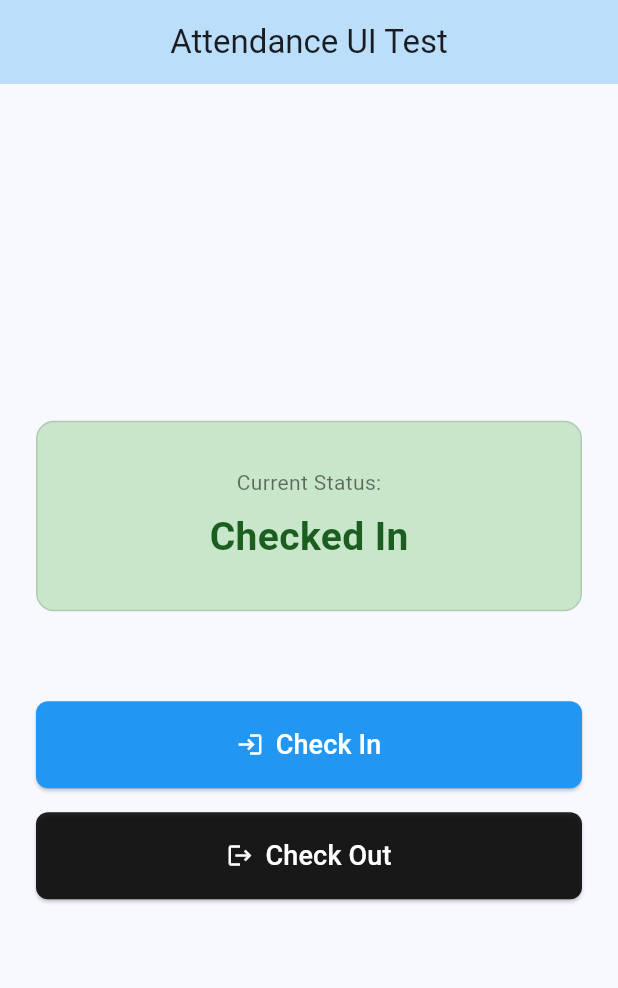
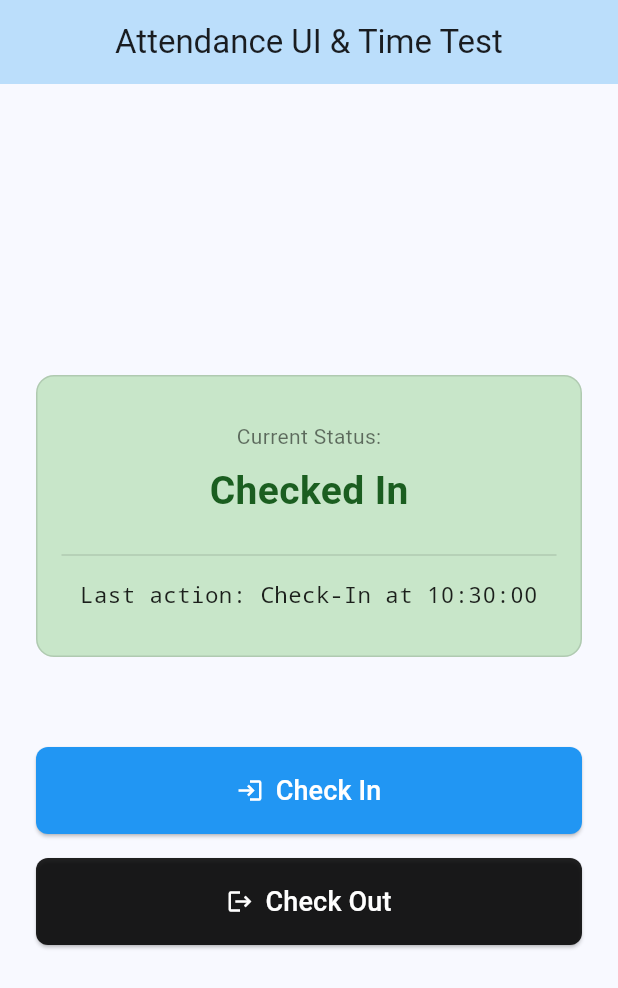
Before and after one commit to RizwanBuhari/smartattendance, a Flutter app: the screen it shows after launch, after a tap on "Check In", on a phone screen of 412 x 824 dp. Shown: the top 988 px of the screen. Run offline on Flutter 3.47's test engine with Material 3 defaults, Android fonts, the phone set to English and light mode, and no system bars.

Commit message:
timestamp added

```diff
--- a/mobile/lib/main.dart
+++ b/mobile/lib/main.dart
@@ -11,7 +11,7 @@ class SmartAttendanceUIApp extends StatelessWidget {
   Widget build(BuildContext context) {
     return MaterialApp(
       debugShowCheckedModeBanner: false,
-      title: 'UI Test 1',
+      title: 'UI Test 1 + Timestamps',
       theme: ThemeData(
         colorScheme: ColorScheme.fromSeed(seedColor: Colors.blue),
         useMaterial3: true,
@@ -29,22 +29,37 @@ class AttendanceScreen extends StatefulWidget {
 }
 
 class _AttendanceScreenState extends State<AttendanceScreen> {
-  // Local state tracker
+  // Local state trackers
   String _currentStatus = "Not Checked In";
+  String _timestampMessage = "No history recorded yet.";
   Color _statusColor = Colors.grey.shade200;
   Color _textColor = Colors.black87;
 
+  // Helper function to format the time neatly (HH:MM:SS)
+  String _getFormattedTime() {
+    final DateTime now = DateTime.now();
+    // Padding numbers to always display 2 digits (e.g., 09 instead of 9)
+    final String hour = now.hour.toString().padLeft(2, '0');
+    final String minute = now.minute.toString().padLeft(2, '0');
+    final String second = now.second.toString().padLeft(2, '0');
+    return "$hour:$minute:$second";
+  }
+
   void _handleCheckIn() {
+    final String currentTime = _getFormattedTime();
     setState(() {
       _currentStatus = "Checked In";
+      _timestampMessage = "Last action: Check-In at $currentTime";
       _statusColor = Colors.green.shade100;
       _textColor = Colors.green.shade900;
     });
   }
 
   void _handleCheckOut() {
+    final String currentTime = _getFormattedTime();
     setState(() {
       _currentStatus = "Checked Out";
+      _timestampMessage = "Last action: Check-Out at $currentTime";
       _statusColor = Colors.red.shade100;
       _textColor = Colors.red.shade900;
     });
@@ -54,7 +69,7 @@ class _AttendanceScreenState extends State<AttendanceScreen> {
   Widget build(BuildContext context) {
     return Scaffold(
       appBar: AppBar(
-        title: const Text('Attendance UI Test'),
+        title: const Text('Attendance UI & Time Test'),
         centerTitle: true,
         backgroundColor: Colors.blue.shade100,
       ),
@@ -64,7 +79,7 @@ class _AttendanceScreenState extends State<AttendanceScreen> {
           mainAxisAlignment: MainAxisAlignment.center,
           crossAxisAlignment: CrossAxisAlignment.stretch,
           children: [
-            // Status Card Box
+            // Status & Timestamp Card Box
             Container(
               padding: const EdgeInsets.symmetric(vertical: 30, horizontal: 16),
               decoration: BoxDecoration(
@@ -86,6 +101,20 @@ class _AttendanceScreenState extends State<AttendanceScreen> {
                       fontWeight: FontWeight.bold,
                       color: _textColor,
                     ),
+                  ),
+                  const SizedBox(height: 16),
+                  // New Timestamp Visual Box
+                  Divider(color: Colors.black12),
+                  const SizedBox(height: 8),
+                  Text(
+                    _timestampMessage,
+                    style: const TextStyle(
+                        fontSize: 15,
+                        fontFamily: 'monospace',
+                        fontWeight: FontWeight.w500,
+                        color: Colors.black87
+                    ),
+                    textAlign: TextAlign.center,
                   ),
                 ],
               ),
```
